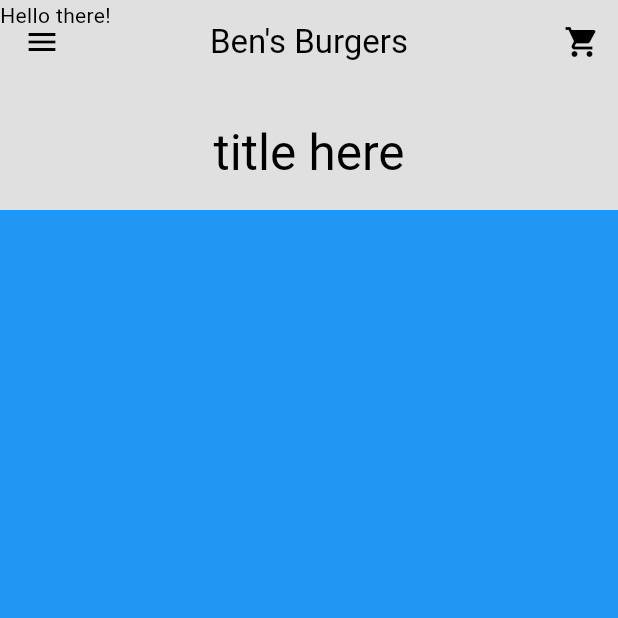
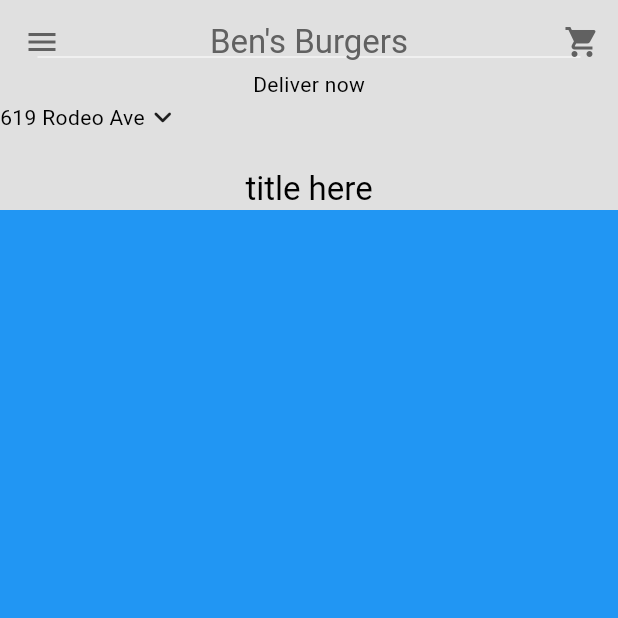
Before and after one commit to aLearningLad/grubnerd, a Flutter app: the screen it shows after launch, after a tap on "Sign In", on a phone screen of 412 x 824 dp, the top half of it. Run offline on Flutter 3.47's test engine with Material 3 defaults, Android fonts, the phone set to English and light mode, and no system bars.

Commit message:
location ui skeleton

```diff
--- /dev/null
+++ b/lib/components/my_current_location.dart
@@ -0,0 +1,22 @@
+import 'package:flutter/material.dart';
+
+class MyCurrentLocation extends StatelessWidget {
+  const MyCurrentLocation({super.key});
+
+  @override
+  Widget build(BuildContext context) {
+    return Column(
+      children: [
+        Text("Deliver now"),
+        Row(
+          children: [
+// address
+            Text("619 Rodeo Ave"),
+// drop down menu
+            Icon(Icons.keyboard_arrow_down_rounded)
+          ],
+        )
+      ],
+    );
+  }
+}
--- a/lib/components/my_sliver_app_bar.dart
+++ b/lib/components/my_sliver_app_bar.dart
@@ -18,12 +18,18 @@ class MySliverAppBar extends StatelessWidget {
         IconButton(onPressed: () {}, icon: Icon(Icons.shopping_cart))
       ],
       backgroundColor: Theme.of(context).colorScheme.background,
+      foregroundColor: Theme.of(context).colorScheme.inversePrimary,
       title: Text("Ben's Burgers"),
       centerTitle: true,
       flexibleSpace: FlexibleSpaceBar(
-        background: child,
+        background: Padding(
+          padding: const EdgeInsets.only(bottom: 50),
+          child: child,
+        ),
         title: title,
         centerTitle: true,
+        titlePadding: EdgeInsets.only(left: 0, right: 0, top: 0, bottom: 0),
+        expandedTitleScale: 1,
       ),
     );
   }
--- a/lib/pages/home_page.dart
+++ b/lib/pages/home_page.dart
@@ -1,4 +1,5 @@
 import 'package:flutter/material.dart';
+import 'package:grubnerdapp/components/my_current_location.dart';
 import 'package:grubnerdapp/components/my_drawer.dart';
 import 'package:grubnerdapp/components/my_sliver_app_bar.dart';
 
@@ -17,7 +18,21 @@ class _HomePageState extends State<HomePage> {
       body: NestedScrollView(
         headerSliverBuilder: (context, innerBoxIsScrolled) => [
           MySliverAppBar(
-            child: Text('Hello there!'),
+            child: Column(
+              mainAxisAlignment: MainAxisAlignment.end,
+              children: [
+                Divider(
+                  indent: 25,
+                  endIndent: 25,
+                  color: Theme.of(context).colorScheme.secondary,
+                ),
+
+                // current location
+                MyCurrentLocation(),
+
+                // description box
+              ],
+            ),
             title: Text('title here'),
           )
         ],
```
